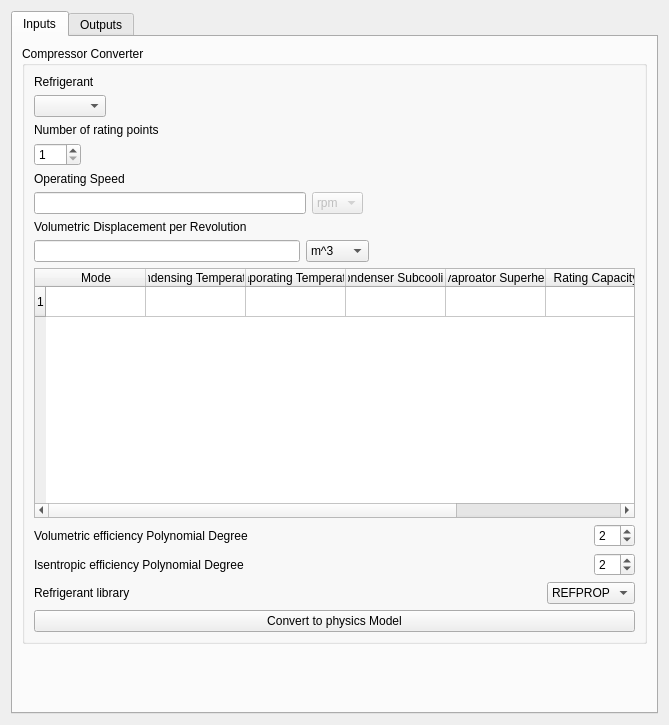
Before: the Qt Designer form ui_files/Compressor_Rating_to_physics.ui in OmarZaki96/EGSim, drawn with Qt 5.
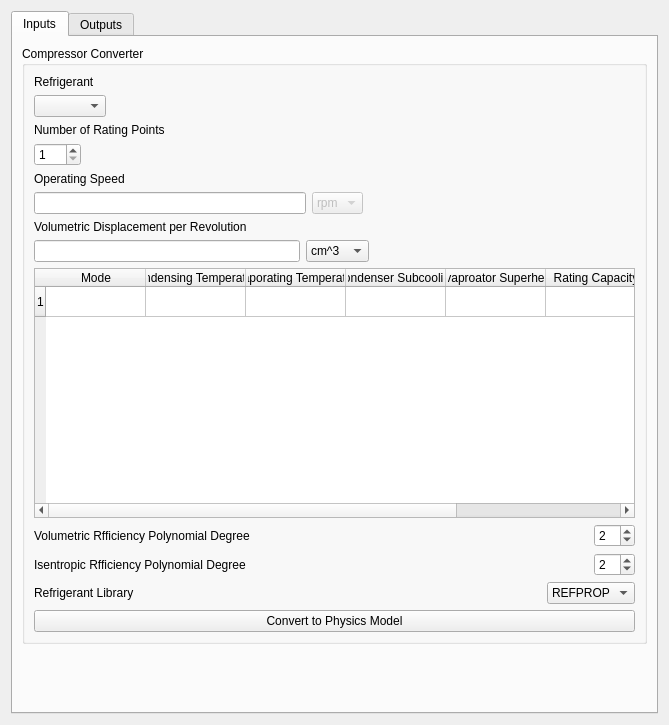
After: the same form once the commit is applied.

The edit to the form file:
```diff
--- a/ui_files/Compressor_Rating_to_physics.ui
+++ b/ui_files/Compressor_Rating_to_physics.ui
@@ -99,7 +99,7 @@
               <item>
                <widget class="QLabel" name="N_points_label">
                 <property name="text">
-                 <string>Number of rating points</string>
+                 <string>Number of Rating Points</string>
                 </property>
                </widget>
               </item>
@@ -202,6 +202,9 @@
                   <property name="enabled">
                    <bool>true</bool>
                   </property>
+                  <property name="currentIndex">
+                   <number>1</number>
+                  </property>
                   <item>
                    <property name="text">
                     <string>m^3</string>
@@ -333,7 +336,7 @@
               <item>
                <widget class="QLabel" name="label">
                 <property name="text">
-                 <string>Volumetric efficiency Polynomial Degree</string>
+                 <string>Volumetric Rfficiency Polynomial Degree</string>
                 </property>
                </widget>
               </item>
@@ -367,7 +370,7 @@
               <item>
                <widget class="QLabel" name="label_2">
                 <property name="text">
-                 <string>Isentropic efficiency Polynomial Degree</string>
+                 <string>Isentropic Rfficiency Polynomial Degree</string>
                 </property>
                </widget>
               </item>
@@ -422,7 +425,7 @@
                  <string>Refrigerant that can be used with the compressor</string>
                 </property>
                 <property name="text">
-                 <string>Refrigerant library</string>
+                 <string>Refrigerant Library</string>
                 </property>
                 <property name="wordWrap">
                  <bool>true</bool>
@@ -464,7 +467,7 @@
             <item>
              <widget class="QPushButton" name="Convert_button">
               <property name="text">
-               <string>Convert to physics Model</string>
+               <string>Convert to Physics Model</string>
               </property>
              </widget>
             </item>
```
